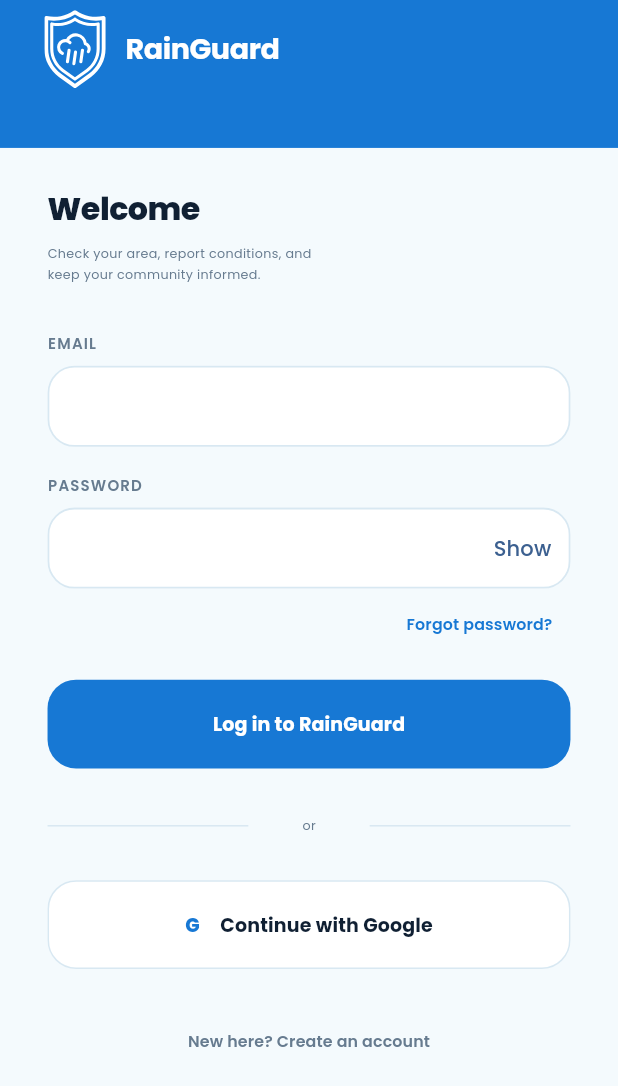
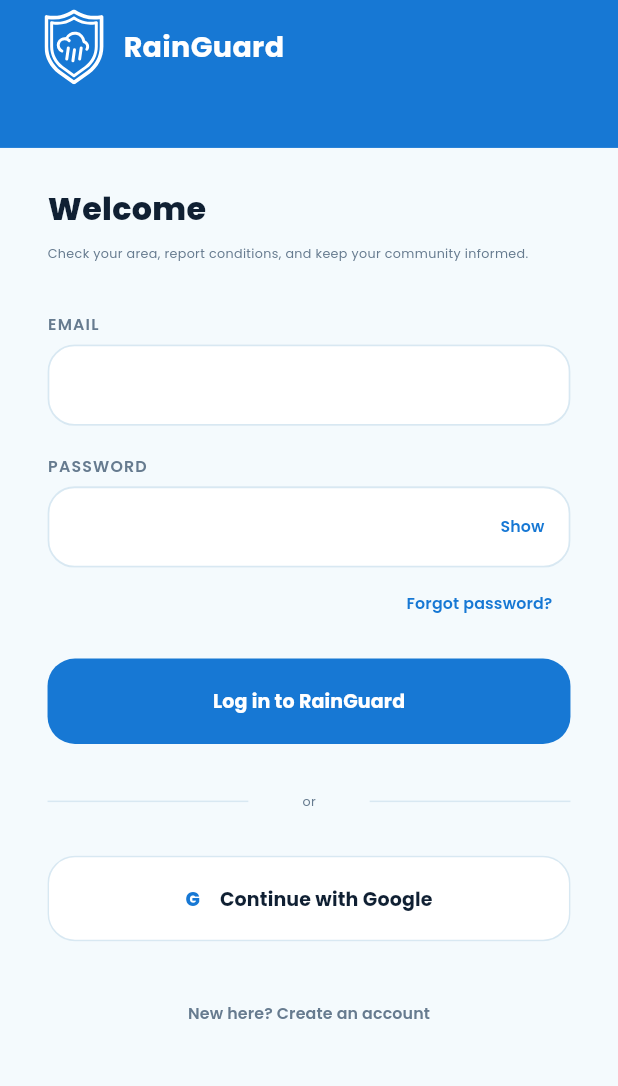
Before and after one commit to daleesl/RainGuard, a Flutter app: the LoginScreen screen opened directly, on a phone screen of 412 x 824 dp. Shown: the top 1086 px of the screen. Run offline on Flutter 3.47's test engine with Material 3 defaults, Android fonts, the phone set to English and light mode, and no system bars; our stand-ins replace cloud_firestore, firebase_auth, firebase_core, firebase_storage, flutter_dotenv, flutter_map and 8 more; accounts and stored records are empty; generated files the repository leaves out were written again.

Commit message:
feat: improve login screen responsiveness

```diff
--- a/lib/screens/auth/login_screen.dart
+++ b/lib/screens/auth/login_screen.dart
@@ -109,16 +109,25 @@ class _LoginScreenState extends State<LoginScreen> {
     }
   }
 
-  Widget _googleButton(double scale) {
+  Widget _googleButton(_LoginMetrics metrics) {
     if (_isGoogleLoading) {
       return RainGuardGoogleButton(
         onPressed: null,
-        scale: scale,
+        scale: metrics.controlScale,
+        height: metrics.buttonHeight,
+        fontSize: metrics.font(12),
+        radius: metrics.radius(18),
         label: 'Connecting...',
       );
     }
 
-    return RainGuardGoogleButton(onPressed: _continueWithGoogle, scale: scale);
+    return RainGuardGoogleButton(
+      onPressed: _continueWithGoogle,
+      scale: metrics.controlScale,
+      height: metrics.buttonHeight,
+      fontSize: metrics.font(12),
+      radius: metrics.radius(18),
+    );
   }
 
   @override
@@ -137,8 +146,11 @@ class _LoginScreenState extends State<LoginScreen> {
           builder: (context, constraints) {
             final width = constraints.maxWidth;
             final height = constraints.maxHeight;
-            final scale = (width / 390).clamp(0.86, 1.12);
-            final verticalScale = (height / 844).clamp(0.86, 1.08);
+            final metrics = _LoginMetrics.fromSize(
+              width,
+              height,
+              MediaQuery.paddingOf(context).top,
+            );
 
             return SingleChildScrollView(
               physics: const ClampingScrollPhysics(),
@@ -155,7 +167,7 @@ class _LoginScreenState extends State<LoginScreen> {
                       left: 0,
                       top: 0,
                       right: 0,
-                      height: 101 * verticalScale,
+                      height: metrics.topBandHeight,
                       child: const DecoratedBox(
                         decoration: BoxDecoration(color: primaryBlue),
                       ),
@@ -164,25 +176,24 @@ class _LoginScreenState extends State<LoginScreen> {
                       bottom: false,
                       child: Padding(
                         padding: EdgeInsets.only(
-                          left: 28 * scale,
-                          top: 6 * scale,
+                          left: metrics.horizontalPadding - 2,
+                          top: metrics.gap(6),
                         ),
                         child: Row(
                           children: [
                             SvgPicture.asset(
                               'assets/images/rainGuard-Logo.svg',
-                              width: 39.3 * scale,
-                              height: 50 * scale,
+                              width: 39.3 * metrics.logoScale,
+                              height: 50 * metrics.logoScale,
                             ),
-                            SizedBox(width: 12 * scale),
+                            SizedBox(width: metrics.space(12)),
                             Text(
                               'RainGuard',
                               style: GoogleFonts.poppins(
                                 color: Colors.white,
-                                fontSize: 18 * scale,
+                                fontSize: metrics.font(18),
                                 fontWeight: FontWeight.w700,
                                 height: 1.2,
-                                letterSpacing: -0.25,
                               ),
                             ),
                           ],
@@ -191,10 +202,10 @@ class _LoginScreenState extends State<LoginScreen> {
                     ),
                     Padding(
                       padding: EdgeInsets.fromLTRB(
-                        30 * scale,
-                        130 * verticalScale,
-                        30 * scale,
-                        22 * verticalScale,
+                        metrics.horizontalPadding,
+                        metrics.contentTop,
+                        metrics.horizontalPadding,
+                        metrics.bottomPadding,
                       ),
                       child: Form(
                         key: _formKey,
@@ -205,27 +216,30 @@ class _LoginScreenState extends State<LoginScreen> {
                               'Welcome',
                               style: GoogleFonts.poppins(
                                 color: ink,
-                                fontSize: 20 * scale,
+                                fontSize: metrics.font(20),
                                 fontWeight: FontWeight.w800,
                                 height: 1.18,
-                                letterSpacing: -0.34,
                               ),
                             ),
-                            SizedBox(height: 10 * verticalScale),
+                            SizedBox(height: metrics.gap(10)),
                             Text(
-                              'Check your area, report conditions, and\nkeep your community informed.',
+                              'Check your area, report conditions, and keep your community informed.',
                               style: GoogleFonts.poppins(
                                 color: muted,
-                                fontSize: 8 * scale,
+                                fontSize: metrics.font(8),
                                 fontWeight: FontWeight.w400,
                                 height: 1.6,
                               ),
                             ),
-                            SizedBox(height: 34 * verticalScale),
+                            SizedBox(height: metrics.gap(34)),
                             RainGuardTextField(
                               label: 'EMAIL',
                               controller: _emailController,
                               keyboardType: TextInputType.emailAddress,
+                              labelFontSize: metrics.font(10),
+                              inputFontSize: metrics.font(12),
+                              labelGap: metrics.gap(7),
+                              contentPadding: metrics.fieldPadding,
                               validator: (value) {
                                 if (value == null || value.trim().isEmpty) {
                                   return 'Email is required.';
@@ -236,18 +250,29 @@ class _LoginScreenState extends State<LoginScreen> {
                                 return null;
                               },
                             ),
-                            SizedBox(height: 20 * verticalScale),
+                            SizedBox(height: metrics.gap(20)),
                             RainGuardTextField(
                               label: 'PASSWORD',
                               controller: _passwordController,
                               obscureText: _obscurePassword,
+                              labelFontSize: metrics.font(10),
+                              inputFontSize: metrics.font(12),
+                              labelGap: metrics.gap(7),
+                              contentPadding: metrics.fieldPadding,
                               suffix: TextButton(
                                 onPressed: () {
                                   setState(
                                     () => _obscurePassword = !_obscurePassword,
                                   );
                                 },
-                                child: Text(_obscurePassword ? 'Show' : 'Hide'),
+                                child: Text(
+                                  _obscurePassword ? 'Show' : 'Hide',
+                                  style: GoogleFonts.poppins(
+                                    color: primaryBlue,
+                                    fontSize: metrics.font(10),
+                                    fontWeight: FontWeight.w600,
+                                  ),
+                                ),
                               ),
                               validator: (value) {
                                 if (value == null || value.isEmpty) {
@@ -264,24 +289,27 @@ class _LoginScreenState extends State<LoginScreen> {
                                   'Forgot password?',
                                   style: GoogleFonts.poppins(
                                     color: primaryBlue,
-                                    fontSize: 10 * scale,
+                                    fontSize: metrics.font(10),
                                     fontWeight: FontWeight.w600,
                                   ),
                                 ),
                               ),
                             ),
-                            SizedBox(height: 13 * verticalScale),
+                            SizedBox(height: metrics.gap(13)),
                             RainGuardPrimaryButton(
                               label: 'Log in to RainGuard',
                               isLoading: _isLoading,
                               onPressed: _login,
-                              scale: scale,
+                              scale: metrics.controlScale,
+                              height: metrics.buttonHeight,
+                              fontSize: metrics.font(12),
+                              radius: metrics.radius(18),
                             ),
-                            SizedBox(height: 31 * verticalScale),
-                            DividerWithText(scale: scale),
-                            SizedBox(height: 29 * verticalScale),
-                            _googleButton(scale),
-                            SizedBox(height: 25 * verticalScale),
+                            SizedBox(height: metrics.gap(31)),
+                            _DividerWithText(metrics: metrics),
+                            SizedBox(height: metrics.gap(29)),
+                            _googleButton(metrics),
+                            SizedBox(height: metrics.gap(25)),
                             Center(
                               child: TextButton(
                                 onPressed: _openSignup,
@@ -289,7 +317,7 @@ class _LoginScreenState extends State<LoginScreen> {
                                   'New here? Create an account',
                                   style: GoogleFonts.poppins(
                                     color: muted,
-                                    fontSize: 10 * scale,
+                                    fontSize: metrics.font(10),
                                     fontWeight: FontWeight.w600,
                                     height: 1.38,
                                   ),
@@ -311,10 +339,75 @@ class _LoginScreenState extends State<LoginScreen> {
   }
 }
 
-class DividerWithText extends StatelessWidget {
-  const DividerWithText({super.key, required this.scale});
+class _LoginMetrics {
+  const _LoginMetrics({
+    required this.widthScale,
+    required this.heightScale,
+    required this.typeScale,
+    required this.controlScale,
+    required this.topInset,
+  });
 
-  final double scale;
+  factory _LoginMetrics.fromSize(double width, double height, double topInset) {
+    final widthScale = (width / 390).clamp(0.86, 1.12).toDouble();
+    final heightScale = (height / 844).clamp(0.72, 1.08).toDouble();
+    final typeScale = (widthScale * (height < 760 ? 0.96 : 1)).clamp(
+      0.82,
+      1.08,
+    ).toDouble();
+    final controlScale = ((widthScale + heightScale) / 2).clamp(
+      0.82,
+      1.08,
+    ).toDouble();
+
+    return _LoginMetrics(
+      widthScale: widthScale,
+      heightScale: heightScale,
+      typeScale: typeScale,
+      controlScale: controlScale,
+      topInset: topInset,
+    );
+  }
+
+  final double widthScale;
+  final double heightScale;
+  final double typeScale;
+  final double controlScale;
+  final double topInset;
+
+  double font(double value) =>
+      (value * typeScale).clamp(value * 0.88, value * 1.08).toDouble();
+  double gap(double value) => value * heightScale;
+  double space(double value) => value * widthScale;
+  double radius(double value) => value * controlScale;
+
+  double get horizontalPadding => space(30).clamp(24, 34).toDouble();
+  double get logoHeight => 50 * logoScale;
+  double get topBandHeight {
+    final fittedHeader = topInset + gap(6) + logoHeight + gap(12);
+    final scaledHeader = gap(101).clamp(78, 116).toDouble();
+    return fittedHeader > scaledHeader ? fittedHeader : scaledHeader;
+  }
+
+  double get contentTop {
+    final scaledTop = gap(130).clamp(96, 140).toDouble();
+    final fittedTop = topBandHeight + gap(26);
+    return fittedTop > scaledTop ? fittedTop : scaledTop;
+  }
+
+  double get bottomPadding => gap(22).clamp(16, 26).toDouble();
+  double get logoScale => controlScale;
+  double get buttonHeight => (56 * controlScale).clamp(48, 58).toDouble();
+  EdgeInsets get fieldPadding => EdgeInsets.symmetric(
+        horizontal: space(20).clamp(16, 22).toDouble(),
+        vertical: gap(18).clamp(13, 19).toDouble(),
+      );
+}
+
+class _DividerWithText extends StatelessWidget {
+  const _DividerWithText({required this.metrics});
+
+  final _LoginMetrics metrics;
 
   @override
   Widget build(BuildContext context) {
@@ -322,12 +415,12 @@ class DividerWithText extends StatelessWidget {
       children: [
         const Expanded(child: Divider(color: _LoginScreenState.fieldBorder)),
         Padding(
-          padding: EdgeInsets.symmetric(horizontal: 34 * scale),
+          padding: EdgeInsets.symmetric(horizontal: metrics.space(34)),
           child: Text(
             'or',
             style: GoogleFonts.poppins(
               color: _LoginScreenState.muted,
-              fontSize: 8 * scale,
+              fontSize: metrics.font(8),
               fontWeight: FontWeight.w400,
             ),
           ),
--- a/lib/widgets/rainguard_button.dart
+++ b/lib/widgets/rainguard_button.dart
@@ -68,25 +68,32 @@ class RainGuardGoogleButton extends StatelessWidget {
     this.scale = 1,
     this.compact = false,
     this.label,
+    this.height,
+    this.fontSize,
+    this.radius,
   });
 
   final VoidCallback? onPressed;
   final double scale;
   final bool compact;
   final String? label;
+  final double? height;
+  final double? fontSize;
+  final double? radius;
 
   @override
   Widget build(BuildContext context) {
     final width = compact ? 294 * scale : double.infinity;
-    final height = compact ? 44 * scale : 56 * scale;
-    final radius = (compact ? 16 : 18) * scale;
+    final buttonHeight = height ?? (compact ? 44 * scale : 56 * scale);
+    final buttonRadius = radius ?? (compact ? 16 : 18) * scale;
+    final buttonFontSize = fontSize ?? 12 * scale;
     final textColor = compact
         ? RainGuardColors.primaryDark
         : RainGuardColors.ink;
 
     return SizedBox(
       width: width,
-      height: height,
+      height: buttonHeight,
       child: OutlinedButton(
         onPressed: onPressed,
         style: OutlinedButton.styleFrom(
@@ -94,7 +101,7 @@ class RainGuardGoogleButton extends StatelessWidget {
           foregroundColor: textColor,
           side: const BorderSide(color: RainGuardColors.authFieldBorder),
           shape: RoundedRectangleBorder(
-            borderRadius: BorderRadius.circular(radius),
+            borderRadius: BorderRadius.circular(buttonRadius),
           ),
         ),
         child: Row(
@@ -104,7 +111,7 @@ class RainGuardGoogleButton extends StatelessWidget {
               'G',
               style: GoogleFonts.poppins(
                 color: RainGuardColors.primary,
-                fontSize: 12 * scale,
+                fontSize: buttonFontSize,
                 fontWeight: FontWeight.w800,
               ),
             ),
@@ -120,7 +127,7 @@ class RainGuardGoogleButton extends StatelessWidget {
                   maxLines: 1,
                   style: GoogleFonts.poppins(
                     color: textColor,
-                    fontSize: 12 * scale,
+                    fontSize: buttonFontSize,
                     fontWeight: FontWeight.w700,
                   ),
                 ),
```
